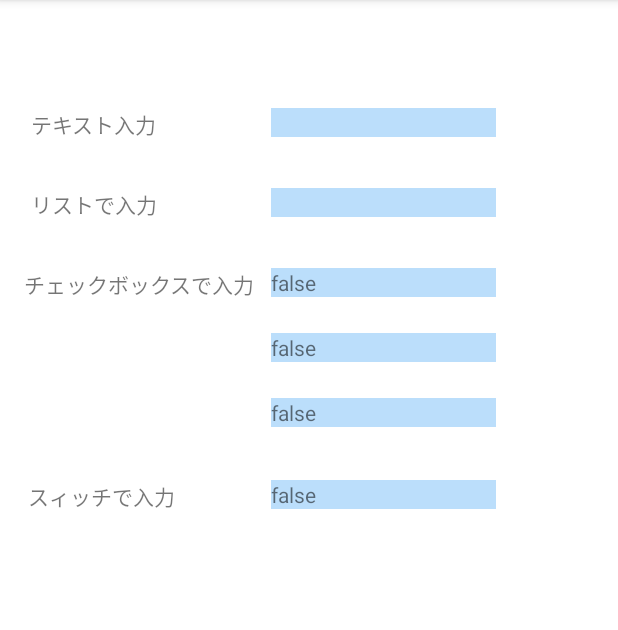
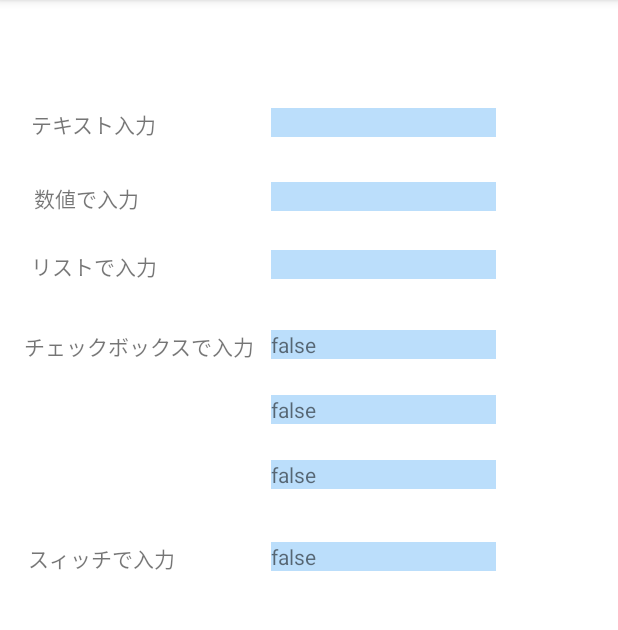
Before and after one commit to cozyk100/AndroidStudioProjectsPublic, an Android app: the screen it shows after launch (MainActivity), on a phone screen of 412 x 824 dp, the part 84-714 px from its top. Run offline under Robolectric (Android 15) with nearby library versions, the phone set to English and light mode, and no system bars; our stand-ins replace androidx.preference.

Commit message:
AndroidX Preference Libraryのサンプルkotlin 数値のみを表示するのを忘れてた

```diff
--- a/SettingKotlin/app/src/main/java/com/example/setting/DisplayFragment.kt
+++ b/SettingKotlin/app/src/main/java/com/example/setting/DisplayFragment.kt
@@ -13,13 +13,6 @@ class DisplayFragment : Fragment() {
     private lateinit var binding: FragmentDisplayBinding
 
     /**
-     * Fragmentの初期化処理
-     */
-    override fun onCreate(savedInstanceState: Bundle?) {
-        super.onCreate(savedInstanceState)
-    }
-
-    /**
      * フラグメントの初期作成を行うために呼び出されます。
      * これは onAttach(Activity) の後、onCreateView(LayoutInflater, ViewGroup, Bundle) の前に呼び出されます。
      * これは、フラグメントのアクティビティがまだ作成中に呼び出される可能性があることに注意してください。
@@ -29,7 +22,7 @@ class DisplayFragment : Fragment() {
      * 復元された子フラグメントは、基本 Fragment.onCreate メソッドが戻る前に作成されます。
      */
     override fun onCreateView(
-        inflater: LayoutInflater, container: ViewGroup?, savedInstanceState: Bundle?): View? {
+        inflater: LayoutInflater, container: ViewGroup?, savedInstanceState: Bundle?): View {
         binding = FragmentDisplayBinding.inflate(inflater, container, false)
         return binding.root
     }
@@ -43,12 +36,13 @@ class DisplayFragment : Fragment() {
      */
     override fun onViewCreated(view: View, savedInstanceState: Bundle?) {
         super.onViewCreated(view, savedInstanceState)
-        val sharedPrefence = activity?.let { PreferenceManager.getDefaultSharedPreferences(it) }
-        binding.textPref.text = sharedPrefence?.getString("textPreference", "") ?: ""
-        binding.listPref.text = sharedPrefence?.getString("listPreference", "") ?: ""
-        binding.checkPref1.text = sharedPrefence?.getBoolean("checkboxPreference1", false) .toString() ?: "false"
-        binding.checkPref2.text = sharedPrefence?.getBoolean("checkboxPreference2", false) .toString() ?: "false"
-        binding.checkPref3.text = sharedPrefence?.getBoolean("checkboxPreference3", false) .toString() ?: "false"
-        binding.switchPref.text = sharedPrefence?.getBoolean("switchPreference", false) .toString() ?: "false"
+        val sharedPreference = activity?.let { PreferenceManager.getDefaultSharedPreferences(it) }
+        binding.textPref.text = sharedPreference?.getString("textPreference", "") ?: ""
+        binding.numberPref.text = sharedPreference?.getString("numberPreference", "") ?: ""
+        binding.listPref.text = sharedPreference?.getString("listPreference", "") ?: ""
+        binding.checkPref1.text = sharedPreference?.getBoolean("checkboxPreference1", false) .toString()
+        binding.checkPref2.text = sharedPreference?.getBoolean("checkboxPreference2", false) .toString()
+        binding.checkPref3.text = sharedPreference?.getBoolean("checkboxPreference3", false) .toString()
+        binding.switchPref.text = sharedPreference?.getBoolean("switchPreference", false) .toString()
     }
 }
--- a/SettingKotlin/app/src/main/res/layout/fragment_display.xml
+++ b/SettingKotlin/app/src/main/res/layout/fragment_display.xml
@@ -26,14 +26,32 @@
         app:layout_constraintTop_toTopOf="@+id/textView" />
 
     <TextView
+        android:id="@+id/textView2"
+        android:layout_width="wrap_content"
+        android:layout_height="wrap_content"
+        android:layout_marginTop="28dp"
+        android:layout_marginEnd="88dp"
+        android:text="数値で入力"
+        app:layout_constraintEnd_toStartOf="@+id/guideline2"
+        app:layout_constraintTop_toBottomOf="@+id/textView" />
+
+    <TextView
+        android:id="@+id/numberPref"
+        android:layout_width="150dp"
+        android:layout_height="wrap_content"
+        android:background="#BBDEFB"
+        app:layout_constraintStart_toStartOf="@+id/guideline2"
+        app:layout_constraintTop_toTopOf="@+id/textView2" />
+
+    <TextView
         android:id="@+id/textView3"
         android:layout_width="wrap_content"
         android:layout_height="wrap_content"
-        android:layout_marginTop="32dp"
+        android:layout_marginTop="24dp"
         android:layout_marginEnd="76dp"
         android:text="リストで入力"
         app:layout_constraintEnd_toStartOf="@+id/guideline2"
-        app:layout_constraintTop_toBottomOf="@+id/textView" />
+        app:layout_constraintTop_toBottomOf="@+id/textView2" />
 
     <TextView
         android:id="@+id/listPref"
```
